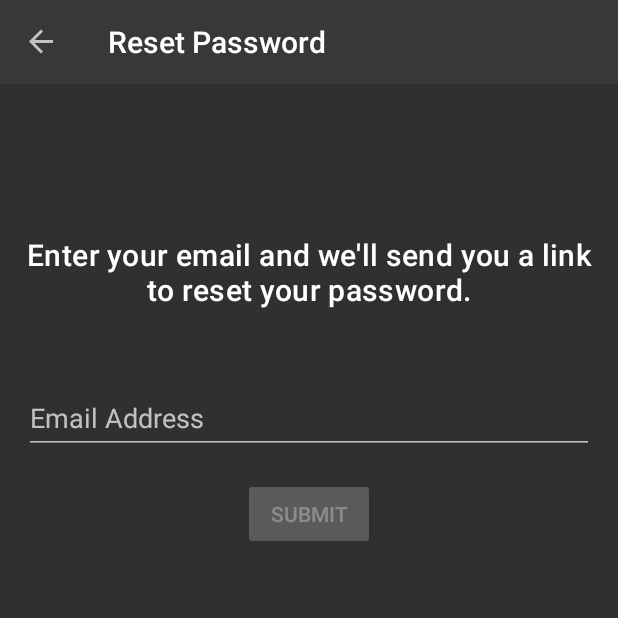
After one commit to CuongPhan090/SampleRecipes, an Android app: the ResetPasswordFragment screen opened through its navigation route, on a phone screen of 412 x 824 dp, the top half of it. The commit adds this screen. Run offline under Robolectric (Android 15) with nearby library versions, the phone set to English and light mode, and no system bars; our stand-ins replace Dagger/Hilt's generated code, Firebase (no records; nobody signed in at launch, a user with empty details on screens opened directly), navigation-ui.

Commit message:
11.3: Created Password Recovery UI

```diff
--- a/app/src/main/java/com/offline/continentalrecipesusingnavgraph/view/authentication/LoginFragment.kt
+++ b/app/src/main/java/com/offline/continentalrecipesusingnavgraph/view/authentication/LoginFragment.kt
@@ -54,8 +54,12 @@ class LoginFragment : Fragment() {
             }
         }
 
-        binding.signUp.setOnClickListener{
+        binding.signUp.setOnClickListener {
             findNavController().navigate(R.id.action_login_fragment_to_registerFragment)
+        }
+
+        binding.resetPassword.setOnClickListener {
+            findNavController().navigate(R.id.action_login_fragment_to_resetPasswordFragment)
         }
 
         textWatcher = object: TextWatcher{
--- /dev/null
+++ b/app/src/main/java/com/offline/continentalrecipesusingnavgraph/view/authentication/ResetPasswordFragment.kt
@@ -0,0 +1,62 @@
+package com.offline.continentalrecipesusingnavgraph.view.authentication
+
+import android.os.Bundle
+import android.text.Editable
+import android.text.TextWatcher
+import android.view.LayoutInflater
+import android.view.View
+import android.view.ViewGroup
+import androidx.appcompat.app.AlertDialog
+import androidx.appcompat.app.AppCompatActivity
+import androidx.core.widget.addTextChangedListener
+import androidx.fragment.app.Fragment
+import com.offline.continentalrecipesusingnavgraph.R
+import com.offline.continentalrecipesusingnavgraph.databinding.FragmentResetPasswordBinding
+import kotlinx.coroutines.CoroutineScope
+import kotlinx.coroutines.Dispatchers
+import kotlinx.coroutines.delay
+import kotlinx.coroutines.launch
+
+class ResetPasswordFragment : Fragment() {
+    private lateinit var binding: FragmentResetPasswordBinding
+
+    override fun onCreateView(
+        inflater: LayoutInflater, container: ViewGroup?,
+        savedInstanceState: Bundle?
+    ): View {
+        binding = FragmentResetPasswordBinding.inflate(inflater)
+        (activity as AppCompatActivity).supportActionBar?.title = "Reset Password"
+        return binding.root
+    }
+
+    override fun onViewCreated(view: View, savedInstanceState: Bundle?) {
+        super.onViewCreated(view, savedInstanceState)
+
+        binding.email.addTextChangedListener {
+            it?.let{
+                binding.submit.isEnabled =
+                    android.util.Patterns.EMAIL_ADDRESS.matcher(it.toString()).matches()
+            }
+        }
+
+        binding.submit.setOnClickListener{
+            binding.submit.isEnabled = false
+            val now = System.currentTimeMillis()
+            AlertDialog.Builder(view.context)
+                .setMessage(getString(R.string.reset_password_alert))
+                .setPositiveButton("Ok") { dialog, _ ->
+                    dialog.dismiss()
+                }
+                .create()
+                .show()
+            CoroutineScope(Dispatchers.Main).launch {
+                repeat(31) {
+                    delay(1000)
+                    binding.submit.text = (31 - ((System.currentTimeMillis() - now) / 1000 ).toInt()).toString()
+                }
+                binding.submit.text = getString(R.string.submit)
+                binding.submit.isEnabled = true
+            }
+        }
+    }
+}
--- a/app/src/main/res/layout/fragment_register.xml
+++ b/app/src/main/res/layout/fragment_register.xml
@@ -28,7 +28,7 @@
         android:layout_marginStart="@dimen/edit_text_margin"
         android:layout_marginTop="@dimen/username_edit_text_top_margin"
         android:layout_marginEnd="@dimen/edit_text_margin"
-        android:autofillHints="name"
+        android:autofillHints="emailAddress"
         android:hint="@string/email_address"
         android:inputType="textEmailAddress"
         app:layout_constraintEnd_toEndOf="parent"
--- /dev/null
+++ b/app/src/main/res/layout/fragment_reset_password.xml
@@ -0,0 +1,52 @@
+<?xml version="1.0" encoding="utf-8"?>
+<androidx.constraintlayout.widget.ConstraintLayout xmlns:android="http://schemas.android.com/apk/res/android"
+    xmlns:app="http://schemas.android.com/apk/res-auto"
+    xmlns:tools="http://schemas.android.com/tools"
+    android:layout_width="match_parent"
+    android:layout_height="match_parent"
+    tools:context=".view.authentication.LoginFragment">
+
+
+    <TextView
+        android:id="@+id/reset_password_instruction"
+        android:layout_width="wrap_content"
+        android:layout_height="wrap_content"
+        android:layout_marginTop="100dp"
+        android:paddingStart="16dp"
+        android:paddingEnd="16dp"
+        android:textAppearance="@style/TextAppearance.MaterialComponents.Headline6"
+        android:contentDescription="@null"
+        android:gravity="center"
+        android:text="@string/enter_your_email_and_we_ll_send_you_a_link_to_reset_your_password"
+        android:textColor="@color/white"
+        app:layout_constraintEnd_toEndOf="parent"
+        app:layout_constraintStart_toStartOf="parent"
+        app:layout_constraintTop_toTopOf="parent" />
+
+    <EditText
+        android:id="@+id/email"
+        android:layout_width="match_parent"
+        android:layout_height="wrap_content"
+        android:layout_marginStart="@dimen/edit_text_margin"
+        android:layout_marginTop="@dimen/username_edit_text_top_margin"
+        android:layout_marginEnd="@dimen/edit_text_margin"
+        android:autofillHints="name"
+        android:hint="@string/email_address"
+        android:inputType="textEmailAddress"
+        android:minHeight="48dp"
+        app:layout_constraintEnd_toEndOf="parent"
+        app:layout_constraintStart_toStartOf="parent"
+        app:layout_constraintTop_toBottomOf="@id/reset_password_instruction" />
+
+    <Button
+        android:id="@+id/submit"
+        android:layout_width="wrap_content"
+        android:enabled="false"
+        android:layout_height="wrap_content"
+        android:layout_marginTop="@dimen/button_margin"
+        android:text="@string/submit"
+        app:layout_constraintEnd_toEndOf="parent"
+        app:layout_constraintStart_toStartOf="parent"
+        app:layout_constraintTop_toBottomOf="@id/email" />
+
+</androidx.constraintlayout.widget.ConstraintLayout>
--- a/app/src/main/res/navigation/nav_graph.xml
+++ b/app/src/main/res/navigation/nav_graph.xml
@@ -63,7 +63,6 @@
     <fragment
         android:id="@+id/login_fragment"
         android:name="com.offline.continentalrecipesusingnavgraph.view.authentication.LoginFragment"
-        android:label="fragment_login"
         tools:layout="@layout/fragment_login">
         <action
             android:id="@+id/action_loginFragment_to_category_fragment"
@@ -71,9 +70,16 @@
         <action
             android:id="@+id/action_login_fragment_to_registerFragment"
             app:destination="@id/registerFragment" />
+        <action
+            android:id="@+id/action_login_fragment_to_resetPasswordFragment"
+            app:destination="@id/resetPasswordFragment" />
     </fragment>
     <fragment
         android:id="@+id/registerFragment"
         android:name="com.offline.continentalrecipesusingnavgraph.view.authentication.RegisterFragment"
         tools:layout="@layout/fragment_register" />
+    <fragment
+        android:id="@+id/resetPasswordFragment"
+        android:name="com.offline.continentalrecipesusingnavgraph.view.authentication.ResetPasswordFragment"
+        tools:layout="@layout/fragment_reset_password" />
 </navigation>
--- a/app/src/main/res/values/strings.xml
+++ b/app/src/main/res/values/strings.xml
@@ -29,4 +29,9 @@
     <string name="register">Register</string>
     <string name="log_in">" Log in"</string>
     <string name="sign_in">Sign In</string>
+    <string name="reset_password">Reset Password</string>
+    <string name="enter_your_email_and_we_ll_send_you_a_link_to_reset_your_password">Enter your email and we\'ll send you a link to reset your password.</string>
+    <string name="submit">Submit</string>
+    <string name="go_back_home">Go back home</string>
+    <string name="reset_password_alert">Please check your email address for instruction to reset your password</string>
 </resources>
```
